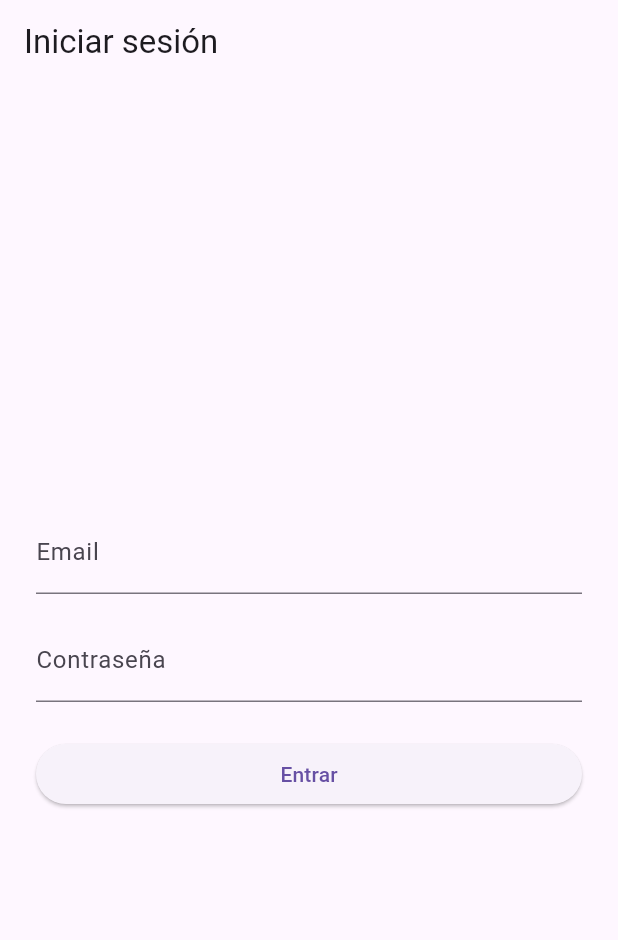
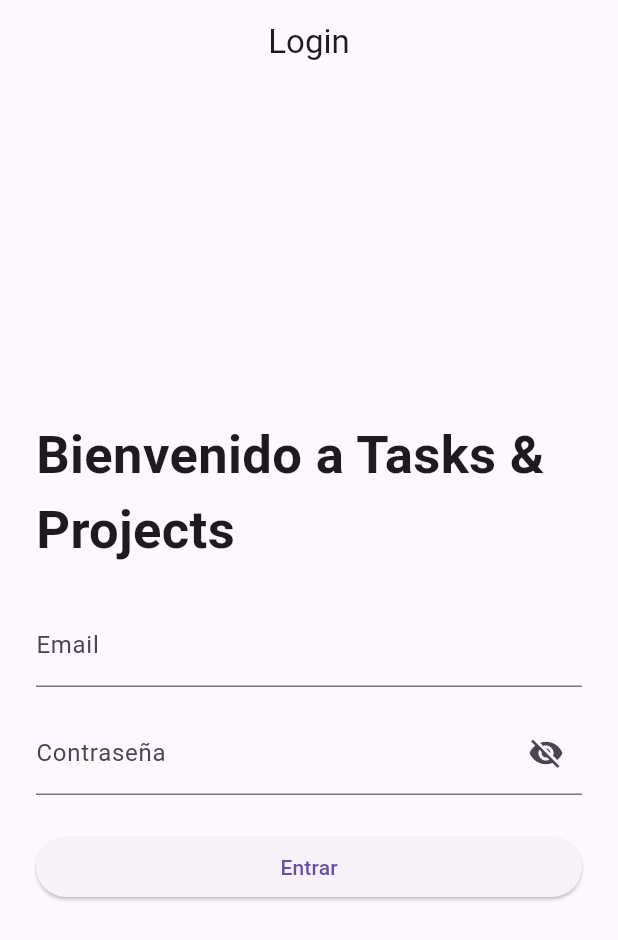
Before and after one commit to Whadyjm/tasksandprojects, a Flutter app: the screen it shows after launch, on a phone screen of 412 x 824 dp. Shown: the top 940 px of the screen. Run offline on Flutter 3.47's test engine with Material 2 defaults, Android fonts, the phone set to English and light mode, and no system bars.

Commit message:
mejoras de UI y funcionalidad

```diff
--- a/lib/providers/auth_provider.dart
+++ b/lib/providers/auth_provider.dart
@@ -18,7 +18,6 @@ class AuthProvider with ChangeNotifier {
 
   void logout() {
     _isAuthenticated = false;
-    _userEmail = null;
     notifyListeners();
   }
 }
--- a/lib/screens/login_screen.dart
+++ b/lib/screens/login_screen.dart
@@ -15,6 +15,7 @@ class _LoginScreenState extends State<LoginScreen> {
   String _password = '';
   bool _loading = false;
   String? _error;
+  bool _obscurePassword = true;
 
   Future<void> _submit() async {
     if (!_formKey.currentState!.validate()) return;
@@ -39,10 +40,10 @@ class _LoginScreenState extends State<LoginScreen> {
     }
   }
 
-  @override
+@override
   Widget build(BuildContext context) {
     return Scaffold(
-      appBar: AppBar(title: const Text('Iniciar sesión')),
+      appBar: AppBar(title: const Text('Login'), centerTitle: true,),
       body: Center(
         child: Padding(
           padding: const EdgeInsets.all(24.0),
@@ -51,6 +52,8 @@ class _LoginScreenState extends State<LoginScreen> {
             child: Column(
               mainAxisSize: MainAxisSize.min,
               children: [
+                const Text('Bienvenido a Tasks & Projects',style: TextStyle(fontSize: 35, fontWeight: FontWeight.bold),),
+                const SizedBox(height: 24),
                 TextFormField(
                   decoration: const InputDecoration(labelText: 'Email'),
                   keyboardType: TextInputType.emailAddress,
@@ -60,8 +63,20 @@ class _LoginScreenState extends State<LoginScreen> {
                 ),
                 const SizedBox(height: 16),
                 TextFormField(
-                  decoration: const InputDecoration(labelText: 'Contraseña'),
-                  obscureText: true,
+                  decoration: InputDecoration(
+                    labelText: 'Contraseña',
+                    suffixIcon: IconButton(
+                      icon: Icon(
+                        _obscurePassword ? Icons.visibility_off : Icons.visibility,
+                      ),
+                      onPressed: () {
+                        setState(() {
+                          _obscurePassword = !_obscurePassword;
+                        });
+                      },
+                    ),
+                  ),
+                  obscureText: _obscurePassword,
                   onSaved: (v) => _password = v!.trim(),
                   validator: (v) =>
                       v == null || v.isEmpty ? 'Ingrese su contraseña' : null,
@@ -74,7 +89,7 @@ class _LoginScreenState extends State<LoginScreen> {
                   child: ElevatedButton(
                     onPressed: _loading ? null : _submit,
                     child: _loading
-                        ? const CircularProgressIndicator()
+                        ? const SizedBox(height: 25, width: 25, child: CircularProgressIndicator())
                         : const Text('Entrar'),
                   ),
                 ),
```
Also changed, not shown: lib/screens/projects_screen.dart (+18 -13 lines), 1 other file.
